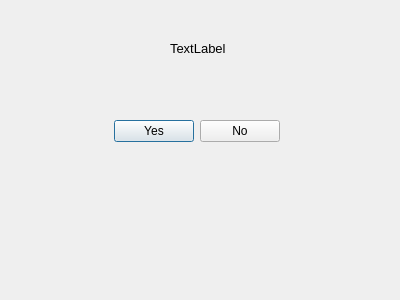
First picture: the form in secdialog.ui, repository Austin-Draper/Shopping_List, before the edit.
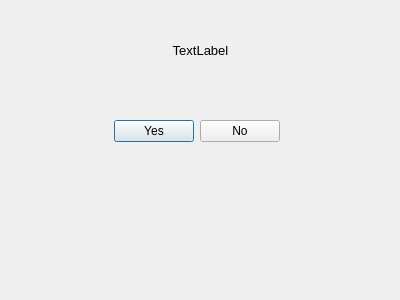
Second picture: the form after the edit.

```diff
--- a/secdialog.ui
+++ b/secdialog.ui
@@ -68,10 +68,10 @@
   <widget class="QLabel" name="secDialogLabel">
    <property name="geometry">
     <rect>
-     <x>170</x>
+     <x>0</x>
      <y>40</y>
-     <width>61</width>
-     <height>16</height>
+     <width>401</width>
+     <height>20</height>
     </rect>
    </property>
    <property name="font">
@@ -82,6 +82,15 @@
    <property name="text">
     <string>TextLabel</string>
    </property>
+   <property name="scaledContents">
+    <bool>false</bool>
+   </property>
+   <property name="alignment">
+    <set>Qt::AlignCenter</set>
+   </property>
+   <property name="wordWrap">
+    <bool>true</bool>
+   </property>
   </widget>
  </widget>
  <resources/>
```
